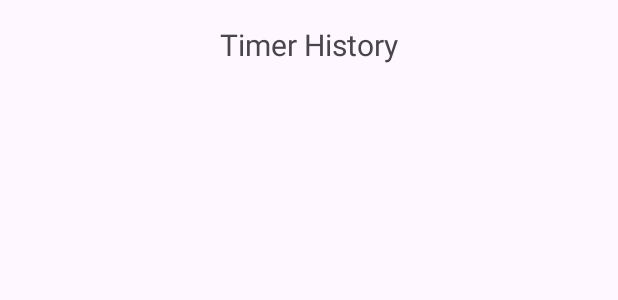
After one commit to Aishwarya2004g/Timer-Project, an Android app: the layout activity_timer_history.xml on its own in the app's theme, with its tools: preview values and no code run, on a phone screen of 412 x 824 dp. The commit adds this screen. Shown: the top 300 px of the screen. Run offline under Robolectric (Android 15) with nearby library versions, the phone set to English and light mode, and no system bars.

Commit message:
2nd commit

```diff
--- a/app/src/main/AndroidManifest.xml
+++ b/app/src/main/AndroidManifest.xml
@@ -23,6 +23,9 @@
         </activity>
 
         <activity android:name=".TimerActivity" />
+        <activity android:name=".SoundSettingsActivity" />
+        <activity android:name=".TimerHistoryActivity"/>
+
     </application>
 
 </manifest>
--- a/app/src/main/java/SoundSettingsActivity.java
+++ b/app/src/main/java/com/example/timerapplication/SoundSettingsActivity.java
@@ -4,7 +4,6 @@ import android.content.SharedPreferences;
 import android.media.MediaPlayer;
 import android.os.Bundle;
 import android.widget.Button;
-import android.widget.RadioButton;
 import android.widget.RadioGroup;
 import android.widget.Toast;
 import androidx.appcompat.app.AppCompatActivity;
--- a/app/src/main/java/com/example/timerapplication/SplashActivity.java
+++ b/app/src/main/java/com/example/timerapplication/SplashActivity.java
@@ -6,6 +6,7 @@ import android.os.Handler;
 import androidx.appcompat.app.AppCompatActivity;
 
 public class SplashActivity extends AppCompatActivity {
+
     @Override
     protected void onCreate(Bundle savedInstanceState) {
         super.onCreate(savedInstanceState);
@@ -14,6 +15,6 @@ public class SplashActivity extends AppCompatActivity {
         new Handler().postDelayed(() -> {
             startActivity(new Intent(SplashActivity.this, TimerActivity.class));
             finish();
-        }, 2000);
+        }, 2000); // 2-second delay
     }
 }
--- /dev/null
+++ b/app/src/main/res/layout/activity_timer_history.xml
@@ -0,0 +1,19 @@
+<LinearLayout xmlns:android="http://schemas.android.com/apk/res/android"
+    android:layout_width="match_parent"
+    android:layout_height="match_parent"
+    android:orientation="vertical"
+    android:padding="16dp">
+
+    <TextView
+        android:layout_width="wrap_content"
+        android:layout_height="wrap_content"
+        android:text="Timer History"
+        android:textSize="20sp"
+        android:layout_gravity="center_horizontal"
+        android:paddingBottom="16dp"/>
+
+    <ListView
+        android:id="@+id/historyListView"
+        android:layout_width="match_parent"
+        android:layout_height="wrap_content"/>
+</LinearLayout>
```
Also changed, not shown: app/src/main/java/com/example/timerapplication/MainActivity.java (deleted, +0 -24 lines), app/src/main/java/com/example/timerapplication/TimerHistoryActivity.java (added, +55 -0 lines), app/src/main/res/layout/activity_main.xml (deleted, +0 -19 lines).
